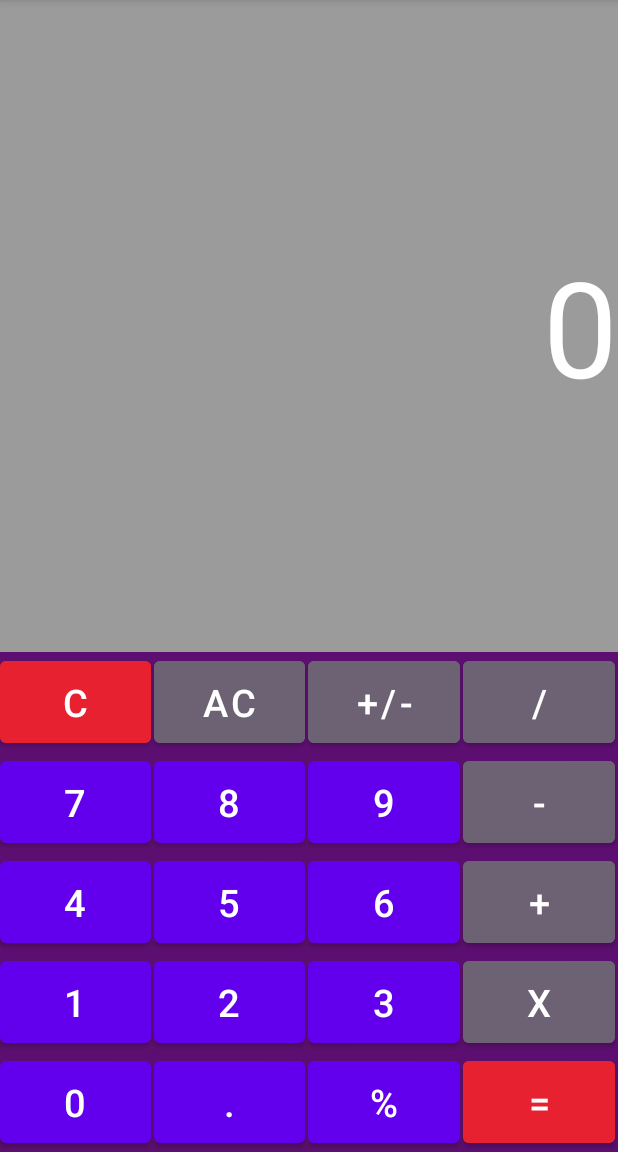
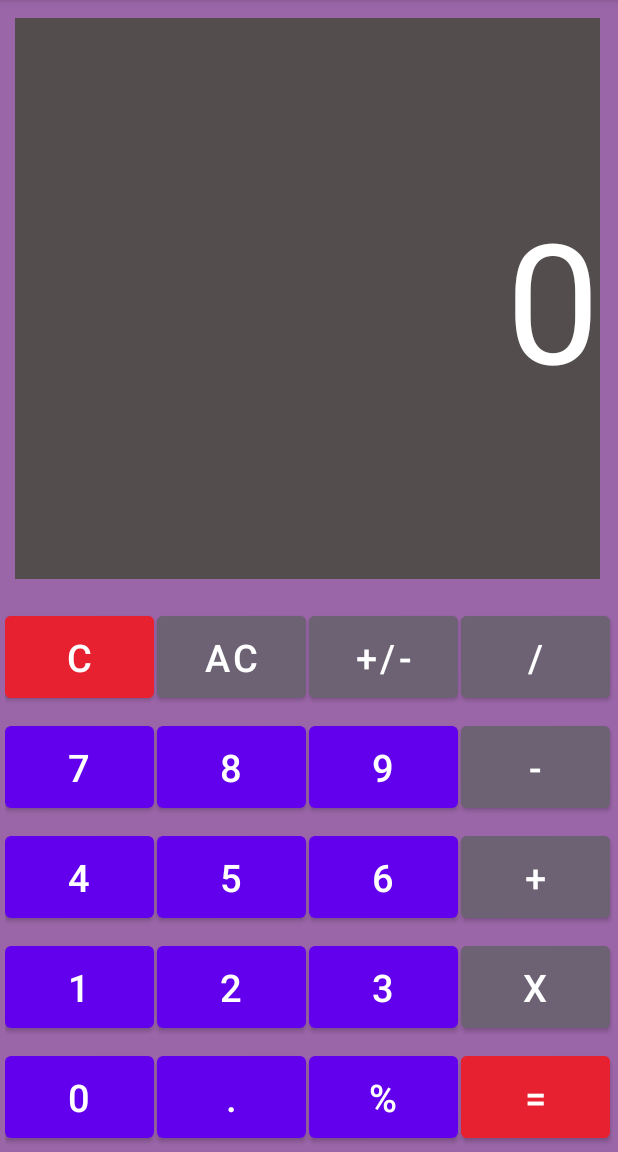
Before and after one commit to menendezisma/calculadora-IPAM135, an Android app: the screen it shows after launch (MainActivity), on a phone screen of 412 x 824 dp, the part 84-1236 px from its top. Run offline under Robolectric (Android 15) with nearby library versions, the phone set to English and light mode, and no system bars.

Commit message:
cambio en los colores de la interfaz

```diff
--- a/app/src/main/res/layout/activity_main.xml
+++ b/app/src/main/res/layout/activity_main.xml
@@ -14,12 +14,16 @@
         android:layout_width="match_parent"
         android:layout_height="wrap_content"
         android:ems="10"
-        android:background="#9b9b9b"
+        android:layout_marginRight="12dp"
+        android:layout_marginBottom="15dp"
+        android:layout_marginLeft="10dp"
+        android:layout_marginTop="12dp"
+        android:background="#534D4D"
         android:textColor="@color/white"
         android:layout_weight="1"
         android:gravity="right|center"
         android:inputType="textPersonName"
-        android:textSize="40pt"
+        android:textSize="50pt"
         android:text="0" />
 
     <TableLayout
@@ -28,7 +32,8 @@
 
         <TableRow
             android:layout_width="match_parent"
-            android:layout_height="match_parent">
+            android:layout_height="match_parent"
+            android:layout_margin="3dp">
             <Button
                 android:id="@+id/btnC"
                 android:text="C"
@@ -77,7 +82,8 @@
 
         <TableRow
             android:layout_width="match_parent"
-            android:layout_height="match_parent">
+            android:layout_height="match_parent"
+            android:layout_margin="3dp">
             <Button
                 android:id="@+id/btn7"
                 android:text="7"
@@ -123,7 +129,8 @@
 
         <TableRow
             android:layout_width="match_parent"
-            android:layout_height="match_parent">
+            android:layout_height="match_parent"
+            android:layout_margin="3dp">
             <Button
                 android:id="@+id/btn4"
                 android:text="4"
@@ -169,7 +176,8 @@
 
         <TableRow
             android:layout_width="match_parent"
-            android:layout_height="match_parent">
+            android:layout_height="match_parent"
+            android:layout_margin="3dp">
             <Button
                 android:id="@+id/btn1"
                 android:text="1"
@@ -216,7 +224,8 @@
 
         <TableRow
             android:layout_width="match_parent"
-            android:layout_height="match_parent">
+            android:layout_height="match_parent"
+            android:layout_margin="3dp">
             <Button
                 android:id="@+id/btn0"
                 android:text="0"
--- a/app/src/main/res/values/colors.xml
+++ b/app/src/main/res/values/colors.xml
@@ -7,7 +7,7 @@
     <color name="teal_700">#FF018786</color>
     <color name="black">#FF000000</color>
     <color name="white">#FFFFFFFF</color>
-    <color name="fondo">#5C0F70</color>
+    <color name="fondo">#9B66A8</color>
     <color name="botones">#6C6273</color>
     <color name="igual">#E7212F</color>
 </resources>
```
